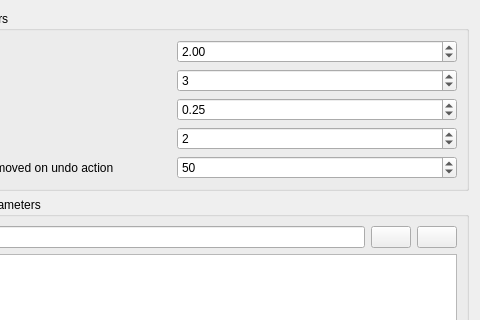
The window that gui/AboutAndFurtherInfo/Options/options.ui (dsgoficial/DsgTools) describes before a commit, drawn with Qt 5; both pictures show x 133 to 613 and y 0 to 320 of the 613 by 818 pixel window.
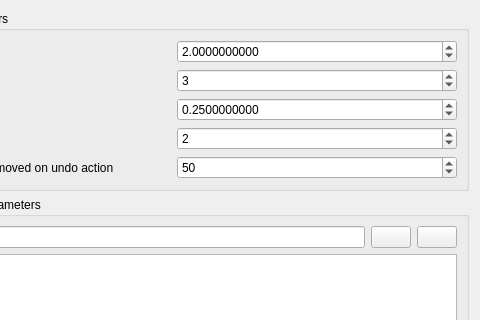
The same window after the commit. Icons and pictures are not drawn. Custom widgets are drawn as their Qt base class.

Diff of the .ui file:
```diff
--- a/gui/AboutAndFurtherInfo/Options/options.ui
+++ b/gui/AboutAndFurtherInfo/Options/options.ui
@@ -25,6 +25,12 @@
      <layout class="QGridLayout" name="gridLayout">
       <item row="2" column="1">
        <widget class="QgsDoubleSpinBox" name="smoothOffsetQgsDoubleSpinBox">
+        <property name="decimals">
+         <number>10</number>
+        </property>
+        <property name="maximum">
+         <double>100000000000000004764729344.000000000000000</double>
+        </property>
         <property name="value">
          <double>0.250000000000000</double>
         </property>
@@ -39,6 +45,12 @@
       </item>
       <item row="0" column="1">
        <widget class="QgsDoubleSpinBox" name="toleranceQgsDoubleSpinBox">
+        <property name="decimals">
+         <number>10</number>
+        </property>
+        <property name="maximum">
+         <double>100000000000000000.000000000000000</double>
+        </property>
         <property name="value">
          <double>2.000000000000000</double>
         </property>
```
Left out of the diff: 6 changed lines with no effect on the pictures.
